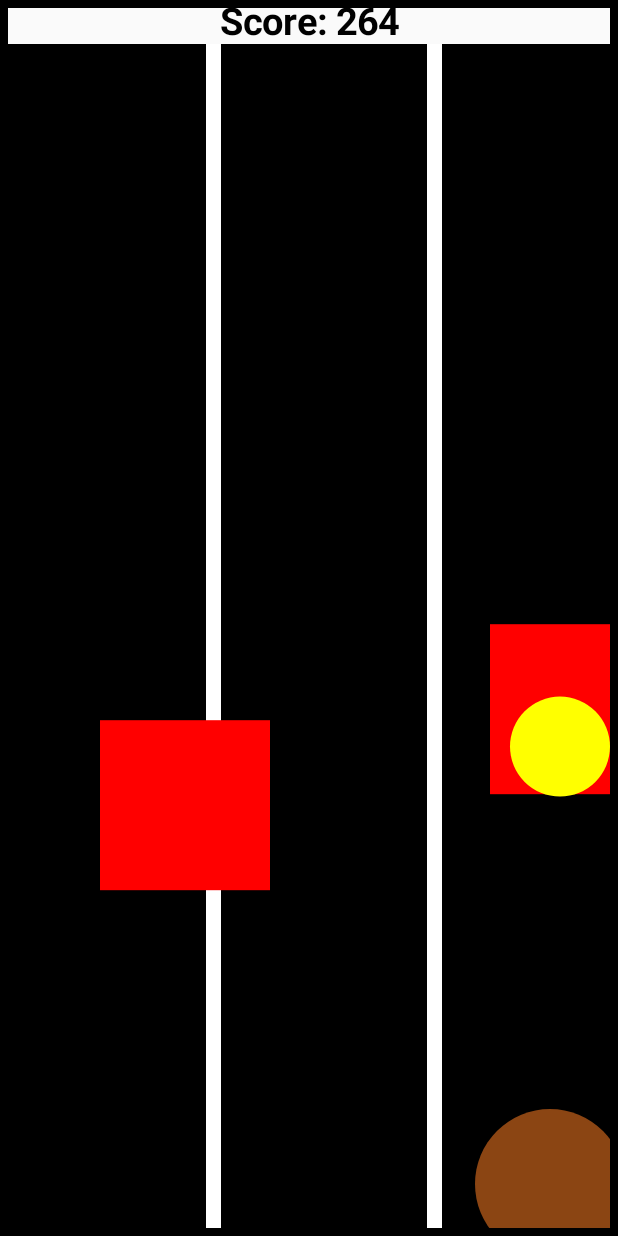
After one commit to Sr1vatsav/Chase-game, an Android app built with Jetpack Compose: the Hacker screen opened directly, with no data from a screen before it, on a phone screen of 412 x 824 dp. The commit adds this screen. Run offline under Robolectric (Android 15) with nearby library versions, the phone set to English and light mode, and no system bars.

Commit message:
delta task 2a

```diff
--- a/app/src/main/java/com/example/deltatask2a/Game.kt
+++ b/app/src/main/java/com/example/deltatask2a/Game.kt
@@ -261,8 +261,8 @@ fun rememberGameState(): MutableState<GameState> {
 
 fun generateObstacles(): List<Obstacle> {
     val obstacles = mutableListOf<Obstacle>()
-    val  y1=Random.nextInt(0,1000)
-    val y2=Random.nextInt(0,200)
+    val  y1=Random.nextInt(0,550)
+    val y2=Random.nextInt(0,550)
     val y3=Random.nextInt(400,550)
     obstacles.add(Obstacle(x = 850f, y =y2.toFloat(), width = 170f, height = 170f))
     obstacles.add(Obstacle(x = 490f, y = y1.toFloat(), width = 170f, height = 170f))
--- /dev/null
+++ b/app/src/main/java/com/example/deltatask2a/Hacker.kt
@@ -0,0 +1,389 @@
+package com.example.deltatask2a
+
+import android.app.Activity
+import android.content.Intent
+import android.media.MediaPlayer
+import android.net.Uri
+import android.os.Bundle
+import androidx.activity.ComponentActivity
+import androidx.activity.compose.setContent
+import androidx.compose.foundation.Canvas
+import androidx.compose.foundation.border
+import androidx.compose.foundation.gestures.detectTapGestures
+import androidx.compose.foundation.layout.Column
+import androidx.compose.foundation.layout.fillMaxSize
+import androidx.compose.material3.Text
+import androidx.compose.runtime.Composable
+import androidx.compose.runtime.DisposableEffect
+import androidx.compose.runtime.LaunchedEffect
+import androidx.compose.runtime.MutableState
+import androidx.compose.runtime.mutableStateOf
+import androidx.compose.runtime.remember
+import androidx.compose.ui.Alignment
+import androidx.compose.ui.Modifier
+import androidx.compose.ui.geometry.Offset
+import androidx.compose.ui.geometry.Size
+import androidx.compose.ui.graphics.Color
+import androidx.compose.ui.graphics.drawscope.Fill
+import androidx.compose.ui.input.pointer.pointerInput
+import androidx.compose.ui.platform.LocalContext
+import androidx.compose.ui.text.font.FontWeight
+import androidx.compose.ui.unit.dp
+import androidx.compose.ui.unit.sp
+import com.example.deltatask2a.Objetcs.o1
+import com.example.deltatask2a.Objetcs.o2
+import com.example.deltatask2a.Objetcs.o3
+import kotlinx.coroutines.delay
+import kotlin.random.Random
+
+class Hacker : ComponentActivity() {
+    override fun onCreate(savedInstanceState: Bundle?) {
+        super.onCreate(savedInstanceState)
+        setContent {
+            Gamescreen()
+        }
+    }
+}
+
+@Composable
+fun Gamescreen() {
+    val brown = Color(0xFF8B4513)
+    val game = RememberGameState()
+    val isPowerUpActive = remember { mutableStateOf(false) }
+    val powerUpType = remember { mutableStateOf(PowerupEffectType.none) }
+    val context = LocalContext.current
+    val mediaPlayer = remember {
+        MediaPlayer.create(context, R.raw.tap).apply {
+            setOnCompletionListener {
+                reset()
+                setDataSource(context, Uri.parse("android.resource://${context.packageName}/${R.raw.tap}"))
+                prepare()
+            }
+        }
+    }
+
+    DisposableEffect(Unit) {
+        onDispose {
+            mediaPlayer.release()
+        }
+    }
+
+    if (!game.value.gameLost) {
+        LaunchedEffect(Unit) {
+            while (true) {
+                delay(10)
+                ColumnMove(game)
+                if (game.value.score % 100 == 0 && game.value.score != 0) {
+                    game.value.player.y -= 80f
+                }
+                game.value.score += 1
+
+                if (!isPowerUpActive.value) {
+                    for (powerup in game.value.powerups) {
+                        if (powerup.effectType != PowerupEffectType.none) {
+                            powerUpType.value = powerup.effectType
+                            isPowerUpActive.value = true
+                            powerup.effectType = PowerupEffectType.none
+                        }
+                    }
+                }
+            }
+        }
+
+        HandlePowerUpEffects(
+            isPowerUpActive = isPowerUpActive,
+            powerUpType = powerUpType,
+            game = game
+        )
+
+        Column(
+            modifier = Modifier
+                .fillMaxSize()
+                .border(5.dp, color = Color.Black)
+        ) {
+            Text(
+                text = "Score: ${game.value.score}",
+                modifier = Modifier.align(Alignment.CenterHorizontally),
+                color = Color.Black,
+                fontSize = 25.sp,
+                fontWeight = FontWeight.Bold
+            )
+
+            Canvas(
+                modifier = Modifier
+                    .fillMaxSize()
+                    .pointerInput(Unit) {
+                        detectTapGestures { offset ->
+                            if (mediaPlayer.isPlaying) {
+                                mediaPlayer.pause()
+                                mediaPlayer.seekTo(0)
+                            }
+                            mediaPlayer.start()
+
+                            val tappedPowerup = game.value.powerups.find { powerup ->
+                                hit(offset.x, offset.y, 10f, powerup.x, powerup.y, powerup.size, powerup.size)
+                            }
+                            if (tappedPowerup != null) {
+                                tappedPowerup.effectType = if (Random.nextBoolean()) PowerupEffectType.MoveForward else PowerupEffectType.RemoveObstacles
+                            }
+
+                            if (game.value.player.x == 550f) {
+                                if (offset.x < size.width / 2) {
+                                    game.value.player.x = 160f
+                                } else {
+                                    game.value.player.x = 910f
+                                }
+                                game.value.tom.x = game.value.player.x
+                            } else if (game.value.player.x == 910f) {
+                                if (offset.x < size.width) {
+                                    game.value.player.x = 550f
+                                }
+                                game.value.tom.x = game.value.player.x
+                            } else {
+                                game.value.player.x = 550f
+                                game.value.tom.x = game.value.player.x
+                            }
+                        }
+                    }
+            ) {
+                val columnWidth = size.width / 3
+                val columnHeight = size.height.toInt()
+                val stripeWidth = 10.dp.toPx()
+                for (i in 0..2) {
+                    drawRect(
+                        color = Color.Black,
+                        topLeft = Offset(x = i * (columnWidth + stripeWidth), y = 0f),
+                        size = Size(width = columnWidth, height = size.height),
+                        style = Fill
+                    )
+                }
+
+                for (i in 0 until 2) {
+                    drawRect(
+                        color = Color.White,
+                        topLeft = Offset(x = (i + 1) * columnWidth + i * stripeWidth, y = 0f),
+                        size = Size(width = stripeWidth, height = size.height),
+                        style = Fill
+                    )
+                }
+
+                val newObstacles = game.value.obstacles.map { obstacle ->
+                    val Y = obstacle.y + game.value.player.speed / 10f
+                    if (Y > size.height) {
+                        null
+                    } else {
+                        obstacle.copy(y = Y)
+                    }
+                }.filterNotNull().toMutableList()
+                if (newObstacles.isEmpty() || newObstacles.last().y >= columnHeight.toFloat()) {
+                    newObstacles += GenerateObstacles()
+                }
+
+                drawCircle(
+                    color = brown,
+                    radius = game.value.player.size,
+                    center = Offset(game.value.player.x, game.value.player.y)
+                )
+
+                drawCircle(
+                    color = Color.Gray,
+                    radius = game.value.tom.size,
+                    center = Offset(game.value.tom.x, game.value.tom.y)
+                )
+
+                game.value = game.value.copy(obstacles = newObstacles)
+                newObstacles.forEach { obstacle ->
+                    drawRect(
+                        color = Color.Red,
+                        topLeft = Offset(obstacle.x, obstacle.y),
+                        size = Size(obstacle.width, obstacle.height),
+                        style = Fill
+                    )
+                }
+                val powerups = game.value.powerups.map { powerup ->
+                    val Y = powerup.y + game.value.player.speed / 10f
+                    if (Y > size.height) {
+                        null
+                    } else {
+                        powerup.copy(y = Y)
+                    }
+                }.filterNotNull().toMutableList()
+                if (powerups.isEmpty() || powerups.last().y >= columnHeight.toFloat()) {
+                    powerups += powerups(game)
+                }
+                game.value = game.value.copy(powerups = powerups)
+                powerups.forEach { powerup ->
+                    drawCircle(
+                        color = Color.Yellow,
+                        center = Offset(powerup.x, powerup.y),
+                        radius = powerup.size
+                    )
+                }
+            }
+        }
+    } else {
+        Objetcs.score = game.value.score
+        LaunchedEffect(Unit) {
+            context.startActivity(Intent(context, Win2::class.java))
+            if (context is Activity) {
+                context.finish()
+            }
+        }
+    }
+}
+
+@Composable
+fun HandlePowerUpEffects(
+    isPowerUpActive: MutableState<Boolean>,
+    powerUpType: MutableState<PowerupEffectType>,
+    game: MutableState<Game_State>
+) {
+    LaunchedEffect(isPowerUpActive.value) {
+        if (isPowerUpActive.value) {
+            when (powerUpType.value) {
+                PowerupEffectType.MoveForward -> {
+                    game.value.tom.y += 3f
+                }
+                PowerupEffectType.RemoveObstacles -> {
+                    game.value = game.value.copy(obstacles = emptyList())
+                    delay(5000)
+                    game.value = game.value.copy(obstacles = GenerateObstacles())
+                }
+                PowerupEffectType.none -> {
+                    // Do nothing
+                }
+            }
+            isPowerUpActive.value = false
+            powerUpType.value = PowerupEffectType.none
+        }
+    }
+}
+
+
+fun ColumnMove(game: MutableState<Game_State>) {
+    val columnSpeed = 5f
+    val newColumns = game.value.columns.map { it.copy(y = it.y + columnSpeed) }
+    val newObstacles = game.value.obstacles.map { it.copy(y = it.y + columnSpeed) }
+    val PowerUps=game.value.powerups.map { it.copy(y = it.y + columnSpeed) }
+
+    game.value = game.value.copy(columns = newColumns, obstacles = newObstacles, powerups =PowerUps)
+    for (powerup in game.value.powerups){
+        if(hit(game.value.player.x,
+                game.value.player.y,
+                game.value.player.size,
+                powerup.x,powerup.y,
+                powerup.size,
+                powerup.size)){
+            val effectType = if (Random.nextBoolean()) PowerupEffectType.MoveForward else PowerupEffectType.RemoveObstacles
+            powerup.effectType=effectType
+        }
+    }
+
+
+
+    for (obstacle in game.value.obstacles) {
+        if (hit(
+                game.value.player.x,
+                game.value.player.y,
+                game.value.player.size,
+                obstacle.x,
+                obstacle.y,
+                obstacle.width,
+                obstacle.height
+            )
+        ) {
+            game.value.tom.y -= 10f
+        }
+    }
+
+
+
+
+
+    if (game.value.tom.y - game.value.player.y <= 175f) {
+        game.value.gameLost = true
+    }
+}
+
+@Composable
+fun RememberGameState(): MutableState<Game_State> {
+    return remember {
+        mutableStateOf(
+            Game_State(
+                player = Jerry(x = 550f, y = 1300f, size = 75f, speed = 192),
+                tom = Tom(x = 550f, y = 1920f, size = 100f, distanceToJerry = 445f, speed = 192),
+                obstacles = GenerateObstacles(),
+                isCollision = false,
+                columns = listOf(
+                    Column(x = 0f, y = 0f, width = 100f, height = 300f),
+                    Column(x = 200f, y = 0f, width = 100f, height = 400f),
+                    Column(x = 400f, y = 0f, width = 100f, height = 350f)
+                ),
+                score = 0,
+                jerryHitCount = 0,
+                gameLost = false,
+                powerups = emptyList()
+            )
+        )
+    }
+}
+
+fun GenerateObstacles(): List<Obstacle> {
+    val obstacles = mutableListOf<Obstacle>()
+    val y1 = Random.nextInt(0, 550)
+    val y2 = Random.nextInt(0, 550)
+    val y3 = Random.nextInt(400, 550)
+    o1=y1
+    o2=y2
+    o3=y3
+    obstacles.add(Obstacle(x = 850f, y = y2.toFloat(), width = 170f, height = 170f))
+    obstacles.add(Obstacle(x = 490f, y = y1.toFloat(), width = 170f, height = 170f))
+    obstacles.add(Obstacle(x = 100f, y = y3.toFloat(), width = 170f, height = 170f))
+    return obstacles
+}
+
+
+
+fun powerups(game: MutableState<Game_State>): List<Powerup> {
+    val powerups = mutableListOf<Powerup>()
+    val y = Random.nextInt(0, 550)
+    val x = listOf(920f, 560f, 170f).random()
+    for (obstacle in game.value.obstacles) {
+        if (!hit(x, y.toFloat(), 50f, obstacle.x, obstacle.y, obstacle.width, obstacle.height)) {
+            powerups.add(Powerup(x = x, y = y.toFloat(), size = 50f, effectType = PowerupEffectType.none))
+        }
+    }
+    return powerups
+}
+
+
+
+
+fun hit(x1: Float, y1: Float, size1: Float, x2: Float, y2: Float, width2: Float, height2: Float): Boolean {
+    return x1 < x2 + width2 && x1 + size1 > x2 && y1 < y2 + height2 && y1 + size1 > y2
+}
+
+data class Powerup(
+    var x: Float,
+    var y: Float,
+    val size: Float,
+    var effectType: PowerupEffectType
+)
+enum class PowerupEffectType {
+    MoveForward,
+    RemoveObstacles,
+    none
+}
+
+
+data class Game_State(
+    var player: Jerry,
+    var tom: Tom,
+    var obstacles: List<Obstacle>,
+    var isCollision: Boolean,
+    var columns: List<Column>,
+    var score: Int,
+    var jerryHitCount: Int,
+    var gameLost: Boolean,
+    var powerups: List<Powerup>
+)
--- a/app/src/main/java/com/example/deltatask2a/Objetcs.kt
+++ b/app/src/main/java/com/example/deltatask2a/Objetcs.kt
@@ -1,9 +1,14 @@
 package com.example.deltatask2a
 
 import androidx.compose.ui.geometry.Size
+import kotlin.random.Random
 
 object Objetcs {
     var score:Int=0
+    var ColumnSpeed:Float=3f
+    var o1:Int=0
+    var o2 :Int=0
+    var o3 :Int=0
 
     var highscore:Int=0
 }
```
Also changed, not shown: app/src/main/AndroidManifest.xml (+6 -2 lines), app/src/main/java/com/example/deltatask2a/MainActivity.kt (+60 -14 lines), app/src/main/java/com/example/deltatask2a/Win2.kt (added, +152 -0 lines), app/src/main/res/layout/activity_main.xml (added, +7 -0 lines), 2 other files.
